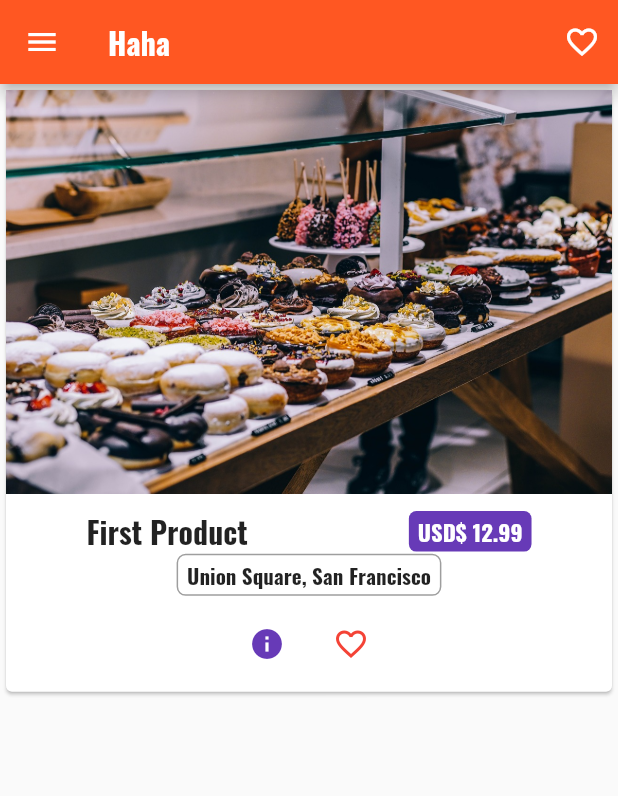
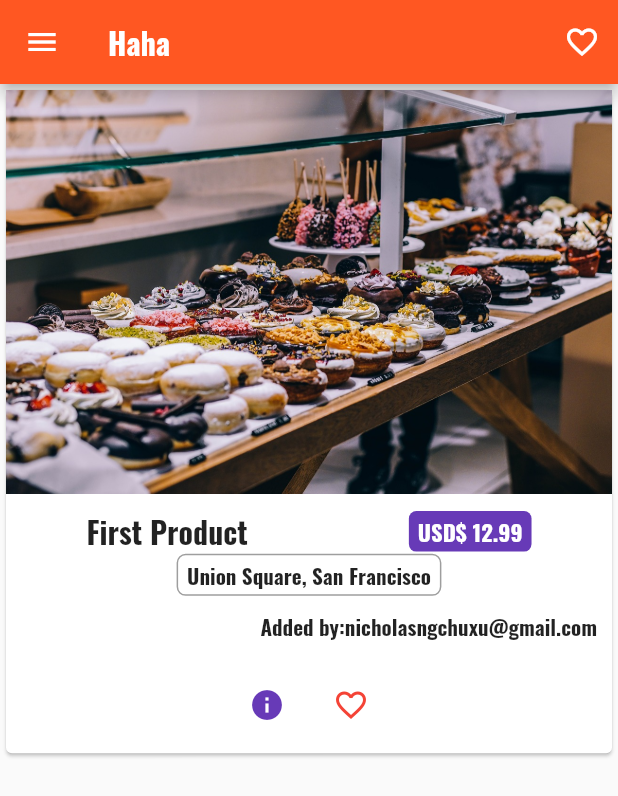
Before and after one commit to 123jkl6/test_flutter, a Flutter app: the ProductsPage screen opened directly, on a phone screen of 412 x 824 dp. Shown: the top 796 px of the screen. Run offline on Flutter 3.47's test engine with Material 2 defaults, Android fonts, the phone set to English and light mode, and no system bars; accounts and stored records are empty.

```diff
--- a/lib/main.dart
+++ b/lib/main.dart
@@ -38,10 +38,10 @@ class _MyAppState extends State<MyApp> {
         //home: AuthPage(),
         routes: {
           '/': (BuildContext context) {
+            return AuthPage();
+          },
+          '/home': (BuildContext context) {
             return ProductsPage();
-          },
-          '/auth': (BuildContext context) {
-            return AuthPage();
           },
           '/admin': (BuildContext context) {
             return ManageProducts();
--- a/lib/models/product.dart
+++ b/lib/models/product.dart
@@ -5,6 +5,8 @@ class Product {
   final String description;
   final String image;
   final double price;
+  final String userEmail;
+  final String userId;
   final bool isFavorite;
 
   Product({
@@ -12,6 +14,8 @@ class Product {
     @required this.description,
     @required this.image,
     @required this.price,
+    @required this.userEmail,
+    @required this.userId,
     this.isFavorite=false//default false, not required property.
   });
 
--- a/lib/pages/manage_products.dart
+++ b/lib/pages/manage_products.dart
@@ -18,7 +18,7 @@ class ManageProducts extends StatelessWidget {
             leading: Icon(Icons.shop),
             title: Text('Products Page'),
             onTap: () {
-              Navigator.pushReplacementNamed(context, '/');
+              Navigator.pushReplacementNamed(context, '/home');
             },
           )
         ],
--- a/lib/scoped_models/main.dart
+++ b/lib/scoped_models/main.dart
@@ -1,8 +1,7 @@
 import 'package:scoped_model/scoped_model.dart';
 
-import './products.dart';
-import './user.dart';
+import './connected_products.dart';
 
-class MainModel extends Model with ProductsModel, UserModel {
+class MainModel extends Model with ConnectedProductsModel, ProductsModel, UserModel {
 
 }
--- a/lib/scoped_models/user.dart
+++ /dev/null
@@ -1,11 +0,0 @@
-import 'package:scoped_model/scoped_model.dart';
-
-import '../models/user.dart';
-
-mixin UserModel on Model {
-  User _authenticatedUser;
-
-  void login(String email, String password){
-    _authenticatedUser = User(id:'hardcoded',email:email,password:password);
-  }
-}
--- a/lib/widgets/products/product_card.dart
+++ b/lib/widgets/products/product_card.dart
@@ -7,6 +7,7 @@ import '../../models/product.dart';
 
 import './price_tag.dart';
 import './address_tag.dart';
+import './user_tag.dart';
 import '../ui_elements/title_default.dart';
 
 class ProductCard extends StatelessWidget {
@@ -50,7 +51,7 @@ class ProductCard extends StatelessWidget {
         ScopedModelDescendant<MainModel>(
             builder: (BuildContext context, Widget child, MainModel model) {
           return IconButton(
-            icon: Icon(model.products[index].isFavorite ? Icons.favorite : Icons.favorite_border),
+            icon: Icon(model.allProducts[index].isFavorite ? Icons.favorite : Icons.favorite_border),
             color: Colors.red,
             onPressed: () {
               print(product.title + ' favorite pressed. ');
@@ -77,6 +78,7 @@ class ProductCard extends StatelessWidget {
         ),
         SizedBox(width: 8.0),
         AddressTag(address: 'Union Square, San Francisco'),
+        UserTag(user:product.userEmail),
         _buildButtonBar(context),
       ],
     ));
--- /dev/null
+++ b/lib/widgets/products/user_tag.dart
@@ -0,0 +1,20 @@
+import 'package:flutter/material.dart';
+
+class UserTag extends StatelessWidget {
+  final String user;
+
+  UserTag({this.user});
+
+  @override
+  Widget build(BuildContext context) {
+    return Row(
+      mainAxisAlignment: MainAxisAlignment.end,
+      children: <Widget>[
+        Container(
+          padding:EdgeInsets.all(10.0),
+          child: Text('Added by:'+user),
+        ),
+      ],
+    );
+  }
+}
```
Also changed, not shown: lib/pages/auth.dart (+14 -11 lines), lib/pages/product.dart (+8 -8 lines), lib/pages/product_edit.dart (+20 -16 lines), lib/pages/product_list.dart (+11 -8 lines), lib/scoped_models/connected_products.dart (renamed from lib/scoped_models/products.dart, +56 -20 lines).
